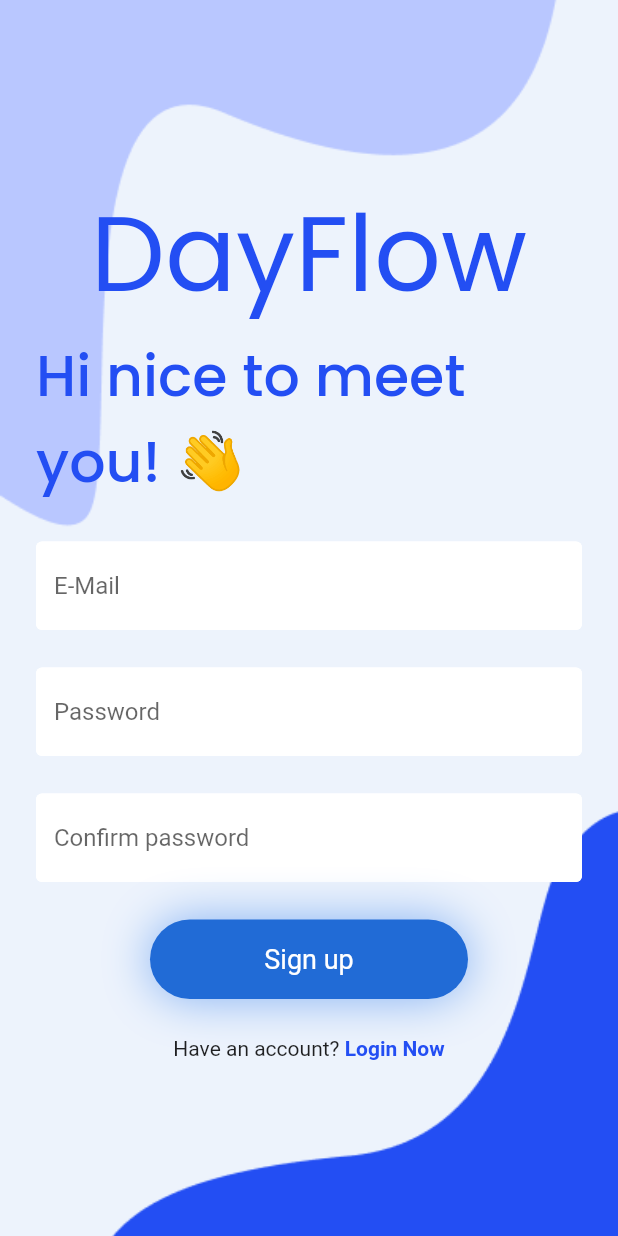
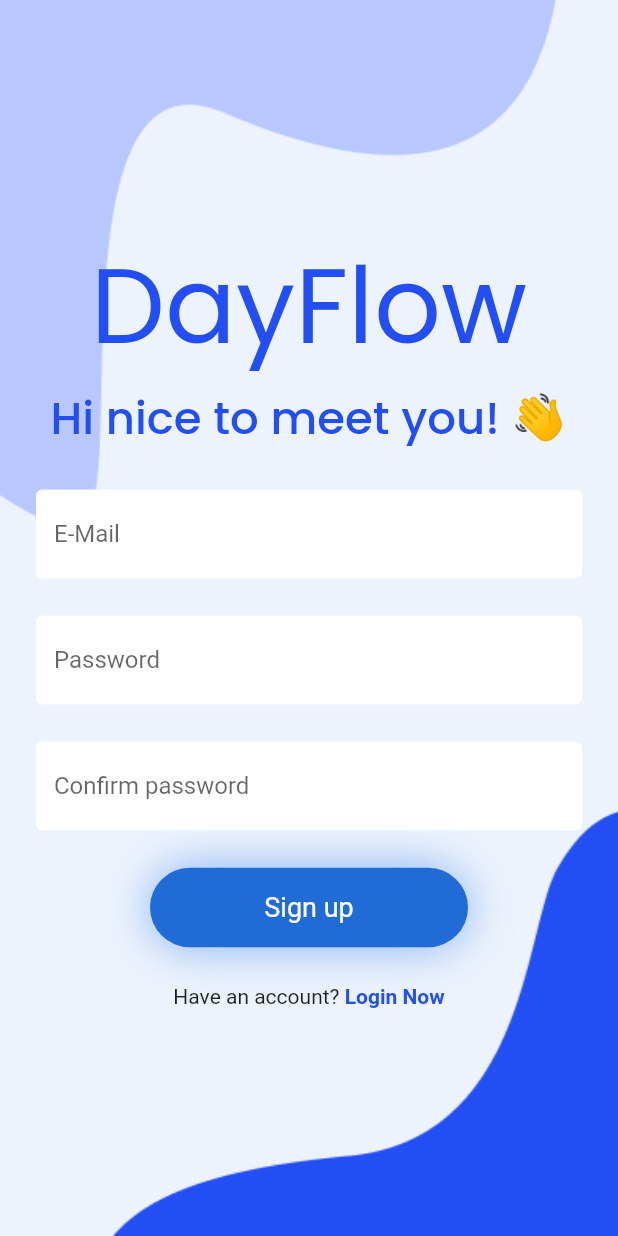
Before and after one commit to MuhammadMannan/DayFlow, a Flutter app: the registerPage screen opened directly with empty values, on a phone screen of 412 x 824 dp. Run offline on Flutter 3.47's test engine with Material 2 defaults, Android fonts, the light colour scheme and no system bars; our stand-ins replace firebase_auth, firebase_core, google_fonts; accounts and stored records are empty.

Commit message:
clean up

```diff
--- a/lib/pages/home.dart
+++ b/lib/pages/home.dart
@@ -1,7 +1,4 @@
 // ignore_for_file: prefer_const_constructors
-
-import 'dart:math';
-
 import 'package:firebase_auth/firebase_auth.dart';
 import 'package:flutter/material.dart';
 import 'package:google_fonts/google_fonts.dart';
--- a/lib/pages/register.dart
+++ b/lib/pages/register.dart
@@ -97,7 +97,7 @@ class _registerPageState extends State<registerPage> {
                     child: Text(
                       'Hi nice to meet you! 👋',
                       style: GoogleFonts.poppins(
-                          fontSize: 38,
+                          fontSize: 30,
                           fontWeight: FontWeight.w500,
                           color: Color(0xFF234EF3)),
                     ),
```
